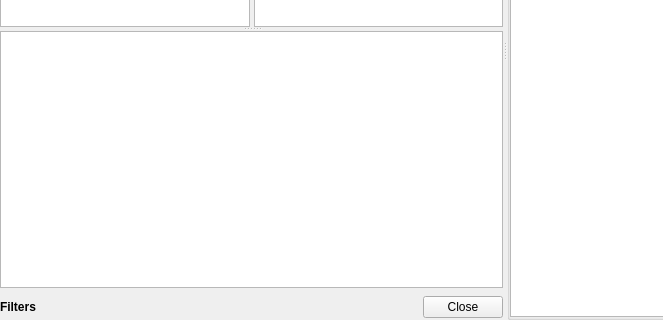
Qt form src/Gui/Library/GUI_LocalLibrary.ui (Inferno214221/sayonara-player) before a commit; both pictures show x 0 to 663 and y 249 to 569 of the 765 by 569 pixel window.
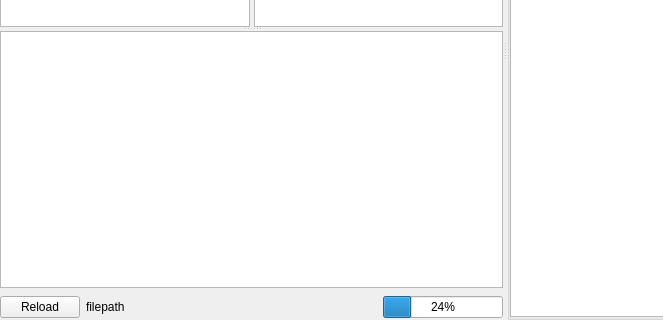
The same form after that commit. The open tabs and pages were chosen to show the change. Custom widgets are drawn as their Qt base class.

Commit message: library bottom bar

```diff
--- a/src/Gui/Library/GUI_LocalLibrary.ui
+++ b/src/Gui/Library/GUI_LocalLibrary.ui
@@ -372,82 +372,7 @@
                 </item>
                </layout>
               </widget>
-              <widget class="QWidget" name="widget_extension_container">
-               <layout class="QHBoxLayout" name="horizontalLayout_6">
-                <property name="spacing">
-                 <number>10</number>
-                </property>
-                <property name="leftMargin">
-                 <number>0</number>
-                </property>
-                <property name="topMargin">
-                 <number>2</number>
-                </property>
-                <property name="rightMargin">
-                 <number>0</number>
-                </property>
-                <property name="bottomMargin">
-                 <number>2</number>
-                </property>
-                <item>
-                 <widget class="QLabel" name="lab_extension">
-                  <property name="sizePolicy">
-                   <sizepolicy hsizetype="Maximum" vsizetype="Preferred">
-                    <horstretch>0</horstretch>
-                    <verstretch>0</verstretch>
-                   </sizepolicy>
-                  </property>
-                  <property name="font">
-                   <font>
-                    <weight>75</weight>
-                    <bold>true</bold>
-                   </font>
-                  </property>
-                  <property name="text">
-                   <string notr="true">Filters</string>
-                  </property>
-                 </widget>
-                </item>
-                <item>
-                 <widget class="QWidget" name="widget_extensions" native="true">
-                  <layout class="QHBoxLayout" name="horizontalLayout_7">
-                   <property name="leftMargin">
-                    <number>0</number>
-                   </property>
-                   <property name="topMargin">
-                    <number>0</number>
-                   </property>
-                   <property name="rightMargin">
-                    <number>0</number>
-                   </property>
-                   <property name="bottomMargin">
-                    <number>0</number>
-                   </property>
-                  </layout>
-                 </widget>
-                </item>
-                <item>
-                 <spacer name="horizontalSpacer_3">
-                  <property name="orientation">
-                   <enum>Qt::Horizontal</enum>
-                  </property>
-                  <property name="sizeHint" stdset="0">
-                   <size>
-                    <width>40</width>
-                    <height>20</height>
-                   </size>
-                  </property>
-                 </spacer>
-                </item>
-                <item>
-                 <widget class="QPushButton" name="btn_close_extensions">
-                  <property name="text">
-                   <string>Close</string>
-                  </property>
-                 </widget>
-                </item>
-               </layout>
-              </widget>
+              <widget class="Library::FileExtensionBar" name="extension_bar"/>
              </widget>
             </item>
            </layout>
@@ -689,6 +614,12 @@
    <extends>QLineEdit</extends>
    <header>Gui/Library/Utils/LibrarySearchBar.h</header>
   </customwidget>
+  <customwidget>
+   <class>Library::FileExtensionBar</class>
+   <extends>QWidget</extends>
+   <header>Gui/Library/LibraryFileExtensionBar.h</header>
+   <container>1</container>
+  </customwidget>
  </customwidgets>
  <resources/>
  <connections/>
```
Left out of the diff: 2 changed lines with no effect on the pictures. The commit also changes 21 other files.
